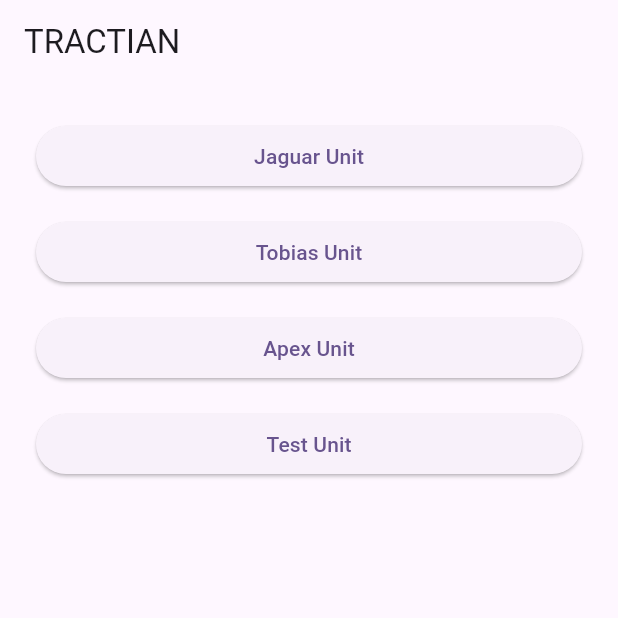
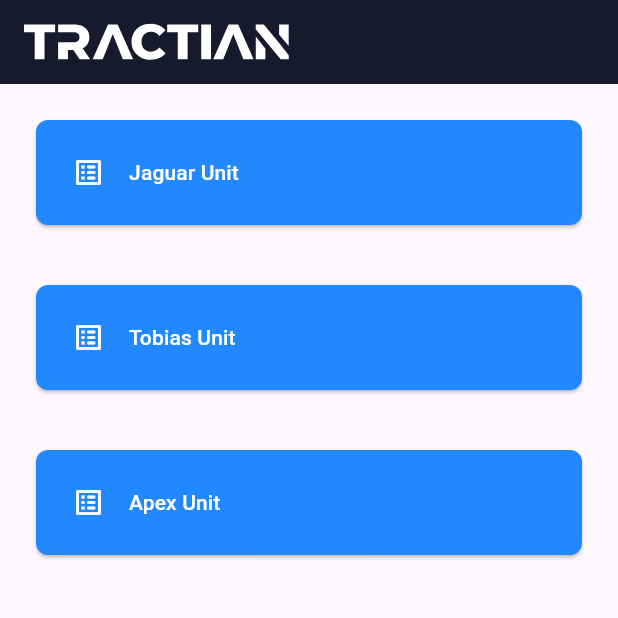
Before and after one commit to EricFrancischett/tractian-challenge, a Flutter app: the screen it shows after launch, on a phone screen of 412 x 824 dp, the top half of it. Run offline on Flutter 3.47's test engine with Material 3 defaults, Android fonts, the phone set to English and light mode, and no system bars; our stand-ins replace flutter_mobx, flutter_svg, get_it, mobx; generated files the repository leaves out were written again.

Commit message:
home page ui done

```diff
--- /dev/null
+++ b/lib/core/adapters/svg_adapter.dart
@@ -0,0 +1,32 @@
+import 'package:flutter/material.dart';
+import 'package:flutter_svg/svg.dart';
+
+class SvgAdapter extends StatelessWidget {
+  final String path;
+  final double? width;
+  final double? height;
+  final Color? color;
+
+  const SvgAdapter({
+    super.key,
+    required this.path,
+    this.width,
+    this.height,
+    this.color,
+  });
+
+  @override
+  Widget build(BuildContext context) {
+    return SvgPicture.asset(
+      path,
+      width: width,
+      height: height,
+      colorFilter: color != null
+          ? ColorFilter.mode(
+              color!,
+              BlendMode.srcIn,
+            )
+          : null,
+    );
+  }
+}
--- /dev/null
+++ b/lib/core/constants/assets_constants.dart
@@ -0,0 +1,6 @@
+class AssetsConstants {
+  static const String logo = 'assets/icons/logo.svg';
+  static const String assetIcon = 'assets/icons/asset.svg';
+  static const String componentIcon = 'assets/icons/component.svg';
+  static const String locaitonIcon = 'assets/icons/location.svg';
+}
--- /dev/null
+++ b/lib/core/constants/colors_constants.dart
@@ -0,0 +1,9 @@
+import 'package:flutter/material.dart';
+
+class ColorsConstants {
+  const ColorsConstants();
+
+  static const darkBlue = Color(0xFF17192D);
+  static const lightBlue = Color(0xFF2188FF);
+  static const white = Color(0xFFFFFFFF);
+}
--- /dev/null
+++ b/lib/core/widgets/custom_app_bar.dart
@@ -0,0 +1,41 @@
+import 'package:flutter/material.dart';
+import 'package:tractian_challenge/core/adapters/svg_adapter.dart';
+import 'package:tractian_challenge/core/constants/assets_constants.dart';
+import 'package:tractian_challenge/core/constants/colors_constants.dart';
+
+class CustomAppBar extends StatelessWidget implements PreferredSizeWidget {
+  final String? title;
+  const CustomAppBar({
+    super.key,
+    this.title,
+  });
+
+  @override
+  Widget build(BuildContext context) {
+    return AppBar(
+      iconTheme: const IconThemeData(
+        color: ColorsConstants.white,
+      ),
+      backgroundColor: ColorsConstants.darkBlue,
+      title: _buildTitle(title: title),
+    );
+  }
+
+  Widget _buildTitle({String? title}) {
+    if (title != null) {
+      return Text(
+        title,
+        style: const TextStyle(
+          color: ColorsConstants.white,
+        ),
+      );
+    }
+    return const SvgAdapter(
+      path: AssetsConstants.logo,
+      color: ColorsConstants.white,
+    );
+  }
+
+  @override
+  Size get preferredSize => const Size.fromHeight(kToolbarHeight);
+}
--- /dev/null
+++ b/lib/core/widgets/custom_scaffold.dart
@@ -0,0 +1,27 @@
+import 'package:flutter/material.dart';
+import 'package:tractian_challenge/core/widgets/custom_app_bar.dart';
+
+class CustomScaffold extends StatelessWidget {
+  final String? pageTitle;
+  final Widget body;
+  const CustomScaffold({
+    super.key,
+    this.pageTitle,
+    required this.body,
+  });
+
+  @override
+  Widget build(BuildContext context) {
+    return Scaffold(
+      appBar: CustomAppBar(
+        title: pageTitle,
+      ),
+      body: SafeArea(
+        child: Padding(
+          padding: const EdgeInsets.all(24.0),
+          child: body,
+        ),
+      ),
+    );
+  }
+}
--- a/lib/features/assets/presentation/view/assets_page.dart
+++ b/lib/features/assets/presentation/view/assets_page.dart
@@ -3,6 +3,7 @@ import 'package:flutter_mobx/flutter_mobx.dart';
 import 'package:get_it/get_it.dart';
 import 'package:mobx/mobx.dart';
 import 'package:tractian_challenge/core/enums/units_enum.dart';
+import 'package:tractian_challenge/core/widgets/custom_scaffold.dart';
 import 'package:tractian_challenge/features/assets/presentation/view/components/tree_view.dart';
 import 'package:tractian_challenge/features/assets/presentation/controller/assets_controller.dart';
 
@@ -40,10 +41,8 @@ class _AssetsPageState extends State<AssetsPage> {
 
   @override
   Widget build(BuildContext context) {
-    return Scaffold(
-      appBar: AppBar(
-        title: const Text('Assets'),
-      ),
+    return CustomScaffold(
+      pageTitle: 'Assets',
       body: Column(
         crossAxisAlignment: CrossAxisAlignment.stretch,
         mainAxisSize: MainAxisSize.min,
--- /dev/null
+++ b/lib/features/home/components/home_button.dart
@@ -0,0 +1,51 @@
+import 'package:flutter/material.dart';
+import 'package:tractian_challenge/core/constants/colors_constants.dart';
+
+class HomeButton extends StatelessWidget {
+  final String title;
+  final String routeToRedirect;
+  final Object? arguments;
+  const HomeButton({
+    super.key,
+    required this.routeToRedirect,
+    required this.title,
+    this.arguments,
+  });
+
+  @override
+  Widget build(BuildContext context) {
+    return ElevatedButton(
+      style: ElevatedButton.styleFrom(
+        backgroundColor: ColorsConstants.lightBlue,
+        foregroundColor: ColorsConstants.white,
+        padding: const EdgeInsets.all(24),
+        shape: RoundedRectangleBorder(
+          borderRadius: BorderRadius.circular(8),
+        ),
+      ),
+      onPressed: () {
+        Navigator.pushNamed(
+          context,
+          routeToRedirect,
+          arguments: arguments,
+        );
+      },
+      child: Row(
+        children: [
+          const Icon(
+            Icons.list_alt_rounded,
+            size: 22,
+            color: ColorsConstants.white,
+          ),
+          const SizedBox(width: 16),
+          Text(
+            title,
+            style: const TextStyle(
+              color: ColorsConstants.white,
+            ),
+          ),
+        ],
+      ),
+    );
+  }
+}
--- a/lib/features/home/home_page.dart
+++ b/lib/features/home/home_page.dart
@@ -1,5 +1,7 @@
 import 'package:flutter/material.dart';
 import 'package:tractian_challenge/core/enums/units_enum.dart';
+import 'package:tractian_challenge/core/widgets/custom_scaffold.dart';
+import 'package:tractian_challenge/features/home/components/home_button.dart';
 import 'package:tractian_challenge/routes/app_routes.dart';
 
 class HomePage extends StatelessWidget {
@@ -7,70 +9,36 @@ class HomePage extends StatelessWidget {
 
   @override
   Widget build(BuildContext context) {
-    return Scaffold(
-      appBar: AppBar(
-        title: const Text('TRACTIAN'),
-      ),
-      body: Padding(
-        padding: const EdgeInsets.all(24.0),
-        child: Column(
+    return const CustomScaffold(
+      body: Column(
         crossAxisAlignment: CrossAxisAlignment.stretch,
         mainAxisSize: MainAxisSize.min,
         children: [
-            ElevatedButton(
-              child: const Text('Jaguar Unit'),
-              onPressed: () {
-                Navigator.pushNamed(
-                  context,
-                  AppRoutes.assets,
+          HomeButton(
+            title: 'Jaguar Unit',
+            routeToRedirect: AppRoutes.assets,
             arguments: {
               AppRoutes.assetPageUnitKey: UnitsEnum.jaguar,
             },
-                );
-              },
           ),
-            const SizedBox(height: 16),
-            ElevatedButton(
-              child: const Text('Tobias Unit'),
-              onPressed: () {
-                Navigator.pushNamed(
-                  context,
-                  AppRoutes.assets,
+          SizedBox(height: 40),
+          HomeButton(
+            title: 'Tobias Unit',
+            routeToRedirect: AppRoutes.assets,
             arguments: {
               AppRoutes.assetPageUnitKey: UnitsEnum.tobias,
             },
-                );
-              },
           ),
-            const SizedBox(height: 16),
-            ElevatedButton(
-              child: const Text('Apex Unit'),
-              onPressed: () {
-                Navigator.pushNamed(
-                  context,
-                  AppRoutes.assets,
+          SizedBox(height: 40),
+          HomeButton(
+            title: 'Apex Unit',
+            routeToRedirect: AppRoutes.assets,
             arguments: {
               AppRoutes.assetPageUnitKey: UnitsEnum.apex,
-                  },
-                );
-              },
-            ),
-            const SizedBox(height: 16),
-            ElevatedButton(
-              child: const Text('Test Unit'),
-              onPressed: () {
-                Navigator.pushNamed(
-                  context,
-                  AppRoutes.assets,
-                  arguments: {
-                    AppRoutes.assetPageUnitKey: UnitsEnum.test,
-                  },
-                );
             },
           ),
         ],
       ),
-      ),
     );
   }
 }
--- a/pubspec.yaml
+++ b/pubspec.yaml
@@ -38,6 +38,7 @@ dependencies:
   mobx: ^2.3.3+2
   flutter_mobx: ^2.2.1+1
   get_it: ^7.7.0
+  flutter_svg: ^2.0.10+1
 
 dev_dependencies:
   flutter_test:
@@ -71,6 +72,9 @@ flutter:
     - assets/units/jaguar_unit/
     - assets/units/tobias_unit/
     - assets/units/test_unit/
+    - assets/icons/
+    - assets/icons/logo.svg
+    - assets/icons/logo.png
 
   # An image asset can refer to one or more resolution-specific "variants", see
   # https://flutter.dev/assets-and-images/#resolution-aware
```
Also changed, not shown: assets/icons/asset.png (added), assets/icons/component.png (added), assets/icons/location.png (added), assets/icons/logo.svg (added), pubspec.lock. Lines whose indentation alone changed are shown as unchanged.
